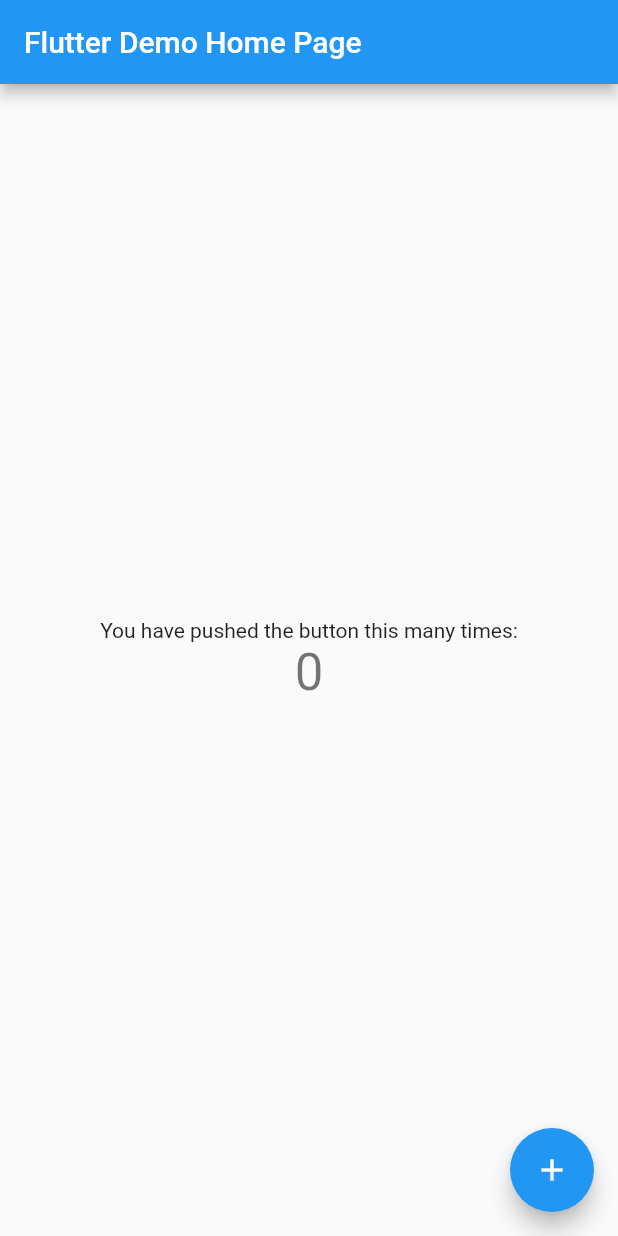
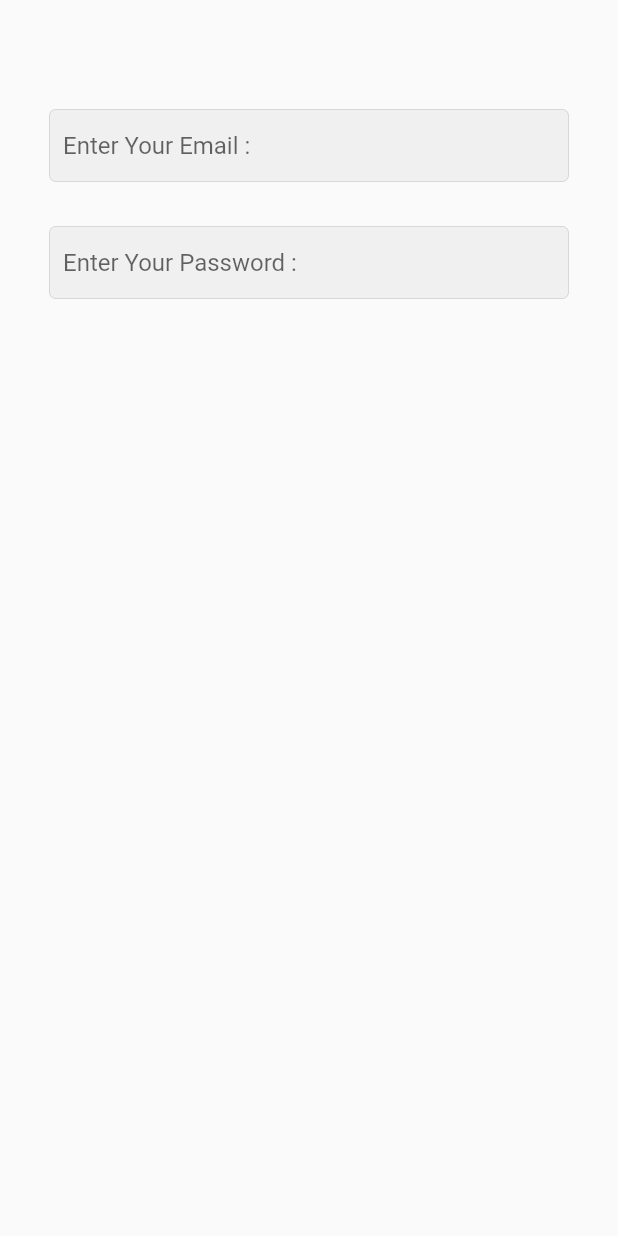
Before and after one commit to Ahmedkhaledhassan/e_commerce2, a Flutter app: the screen it shows after launch, on a phone screen of 412 x 824 dp. Run offline on Flutter 3.47's test engine with Material 2 defaults, Android fonts, the phone set to English and light mode, and no system bars.

Commit message:
Email and password

```diff
--- a/lib/main.dart
+++ b/lib/main.dart
@@ -1,3 +1,4 @@
+import 'package:e_commerce2/pages/login.dart';
 import 'package:flutter/material.dart';
 
 void main() {
@@ -5,111 +6,13 @@
 }
 
 class MyApp extends StatelessWidget {
-  const MyApp({super.key});
+  const MyApp({Key? key}) : super(key: key);
 
-  // This widget is the root of your application.
   @override
   Widget build(BuildContext context) {
-    return MaterialApp(
-      title: 'Flutter Demo',
-      theme: ThemeData(
-        // This is the theme of your application.
-        //
-        // Try running your application with "flutter run". You'll see the
-        // application has a blue toolbar. Then, without quitting the app, try
-        // changing the primarySwatch below to Colors.green and then invoke
-        // "hot reload" (press "r" in the console where you ran "flutter run",
-        // or simply save your changes to "hot reload" in a Flutter IDE).
-        // Notice that the counter didn't reset back to zero; the application
-        // is not restarted.
-        primarySwatch: Colors.blue,
-      ),
-      home: const MyHomePage(title: 'Flutter Demo Home Page'),
+    return const MaterialApp(
+      debugShowCheckedModeBanner: false,
+      home: Login(),
     );
   }
 }
-
-class MyHomePage extends StatefulWidget {
-  const MyHomePage({super.key, required this.title});
-
-  // This widget is the home page of your application. It is stateful, meaning
-  // that it has a State object (defined below) that contains fields that affect
-  // how it looks.
-
-  // This class is the configuration for the state. It holds the values (in this
-  // case the title) provided by the parent (in this case the App widget) and
-  // used by the build method of the State. Fields in a Widget subclass are
-  // always marked "final".
-
-  final String title;
-
-  @override
-  State<MyHomePage> createState() => _MyHomePageState();
-}
-
-class _MyHomePageState extends State<MyHomePage> {
-  int _counter = 0;
-
-  void _incrementCounter() {
-    setState(() {
-      // This call to setState tells the Flutter framework that something has
-      // changed in this State, which causes it to rerun the build method below
-      // so that the display can reflect the updated values. If we changed
-      // _counter without calling setState(), then the build method would not be
-      // called again, and so nothing would appear to happen.
-      _counter++;
-    });
-  }
-
-  @override
-  Widget build(BuildContext context) {
-    // This method is rerun every time setState is called, for instance as done
-    // by the _incrementCounter method above.
-    //
-    // The Flutter framework has been optimized to make rerunning build methods
-    // fast, so that you can just rebuild anything that needs updating rather
-    // than having to individually change instances of widgets.
-    return Scaffold(
-      appBar: AppBar(
-        // Here we take the value from the MyHomePage object that was created by
-        // the App.build method, and use it to set our appbar title.
-        title: Text(widget.title),
-      ),
-      body: Center(
-        // Center is a layout widget. It takes a single child and positions it
-        // in the middle of the parent.
-        child: Column(
-          // Column is also a layout widget. It takes a list of children and
-          // arranges them vertically. By default, it sizes itself to fit its
-          // children horizontally, and tries to be as tall as its parent.
-          //
-          // Invoke "debug painting" (press "p" in the console, choose the
-          // "Toggle Debug Paint" action from the Flutter Inspector in Android
-          // Studio, or the "Toggle Debug Paint" command in Visual Studio Code)
-          // to see the wireframe for each widget.
-          //
-          // Column has various properties to control how it sizes itself and
-          // how it positions its children. Here we use mainAxisAlignment to
-          // center the children vertically; the main axis here is the vertical
-          // axis because Columns are vertical (the cross axis would be
-          // horizontal).
-          mainAxisAlignment: MainAxisAlignment.center,
-          children: <Widget>[
-            const Text(
-              'You have pushed the button this many times:',
-            ),
-            Text(
-              '$_counter',
-              style: Theme.of(context).textTheme.headline4,
-            ),
-          ],
-        ),
-      ),
-      floatingActionButton: FloatingActionButton(
-        onPressed: _incrementCounter,
-        tooltip: 'Increment',
-        child: const Icon(Icons.add),
-      ), // This trailing comma makes auto-formatting nicer for build methods.
-    );
-  }
-}
--- /dev/null
+++ b/lib/pages/login.dart
@@ -0,0 +1,65 @@
+// ignore_for_file: prefer_const_constructors
+
+import 'package:flutter/material.dart';
+
+class Login extends StatelessWidget {
+  const Login({super.key});
+
+  @override
+  Widget build(BuildContext context) {
+    return Scaffold(
+      body: Center(
+        child: Padding(
+          padding: const EdgeInsets.all(33.0),
+          child: Column(
+            // ignore: prefer_const_constructors
+            children: [
+              const SizedBox(
+                height: 40,
+              ),
+              TextField(
+                  keyboardType: TextInputType.emailAddress,
+                  obscureText: true,
+                  decoration: InputDecoration(
+                    hintText: "Enter Your Email : ",
+                    // To delete borders
+                    enabledBorder: OutlineInputBorder(
+                      borderSide: Divider.createBorderSide(context),
+                    ),
+                    focusedBorder: OutlineInputBorder(
+                      borderSide: BorderSide(
+                        color: Colors.grey,
+                      ),
+                    ),
+
+                    filled: true,
+                    contentPadding: const EdgeInsets.all(9),
+                  )),
+              const SizedBox(
+                height: 30,
+              ),
+              TextField(
+                  keyboardType: TextInputType.emailAddress,
+                  obscureText: true,
+                  decoration: InputDecoration(
+                    hintText: "Enter Your Password : ",
+                    // To delete borders
+                    enabledBorder: OutlineInputBorder(
+                      borderSide: Divider.createBorderSide(context),
+                    ),
+                    focusedBorder: OutlineInputBorder(
+                      borderSide: BorderSide(
+                        color: Colors.grey,
+                      ),
+                    ),
+
+                    filled: true,
+                    contentPadding: const EdgeInsets.all(9),
+                  ))
+            ],
+          ),
+        ),
+      ),
+    );
+  }
+}
```
